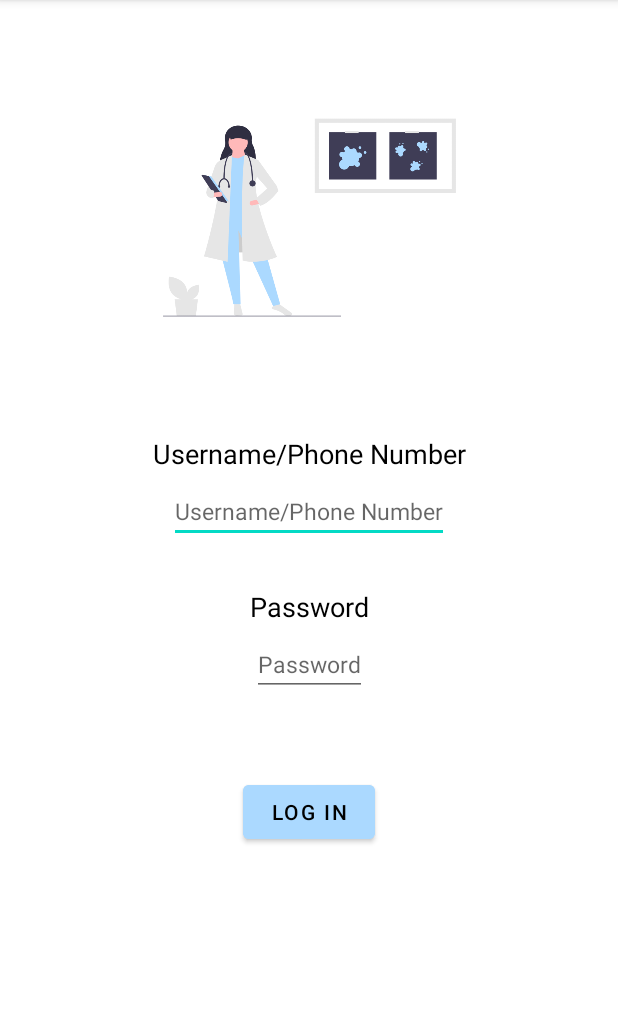
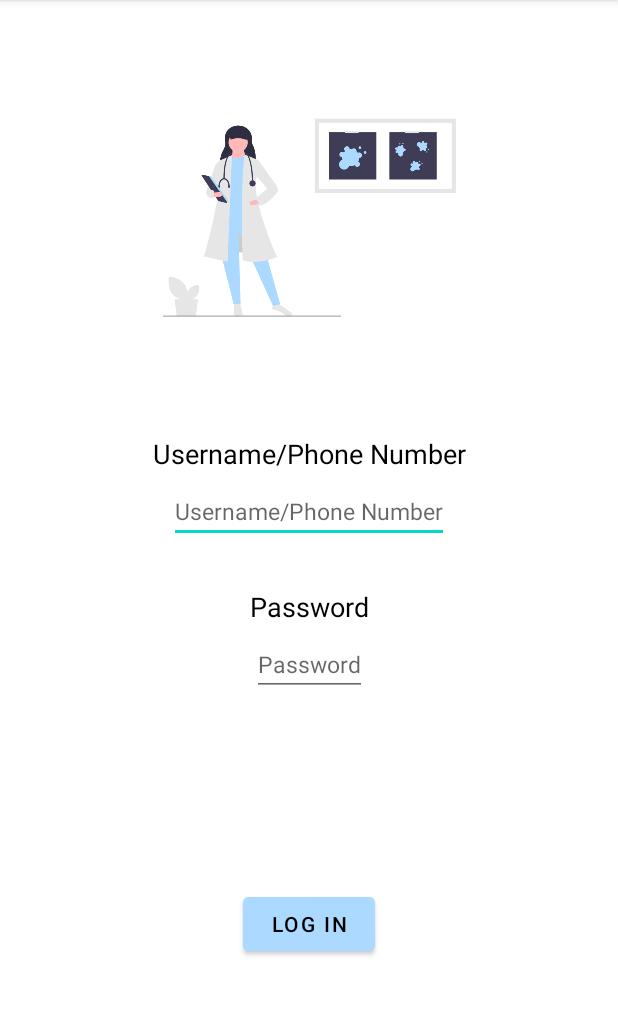
Before and after one commit to RheaAdh/Destress, an Android app: the screen it shows after launch (LoginActivity), on a phone screen of 412 x 824 dp, the part 84-1100 px from its top. Run offline under Robolectric (Android 15) with nearby library versions, the phone set to English and light mode, and no system bars.

Commit message:
Change constraints for button in login_screen.xml

```diff
--- a/app/src/main/res/layout/login_screen.xml
+++ b/app/src/main/res/layout/login_screen.xml
@@ -72,7 +72,7 @@
         android:text="@string/log_in"
         android:textColor="@color/black"
         android:backgroundTint="#ABD9FF"
-        app:layout_constraintTop_toBottomOf="@id/tv1"
+        app:layout_constraintTop_toBottomOf="@id/et2"
         app:layout_constraintLeft_toLeftOf="parent"
         app:layout_constraintRight_toRightOf="parent"
         app:layout_constraintBottom_toBottomOf="parent"/>
--- a/app/src/main/res/values/strings.xml
+++ b/app/src/main/res/values/strings.xml
@@ -3,4 +3,10 @@
     <string name="username_phone_number">Username/Phone Number</string>
     <string name="password">Password</string>
     <string name="log_in">Log In</string>
+    <string name="name">Name</string>
+    <string name="email_id">Email id</string>
+    <string name="password_register">Password</string>
+    <string name="confirm_password">Confirm Password</string>
+    <string name="register">Register</string>
+    <string name="username_register">Username</string>
 </resources>
```
